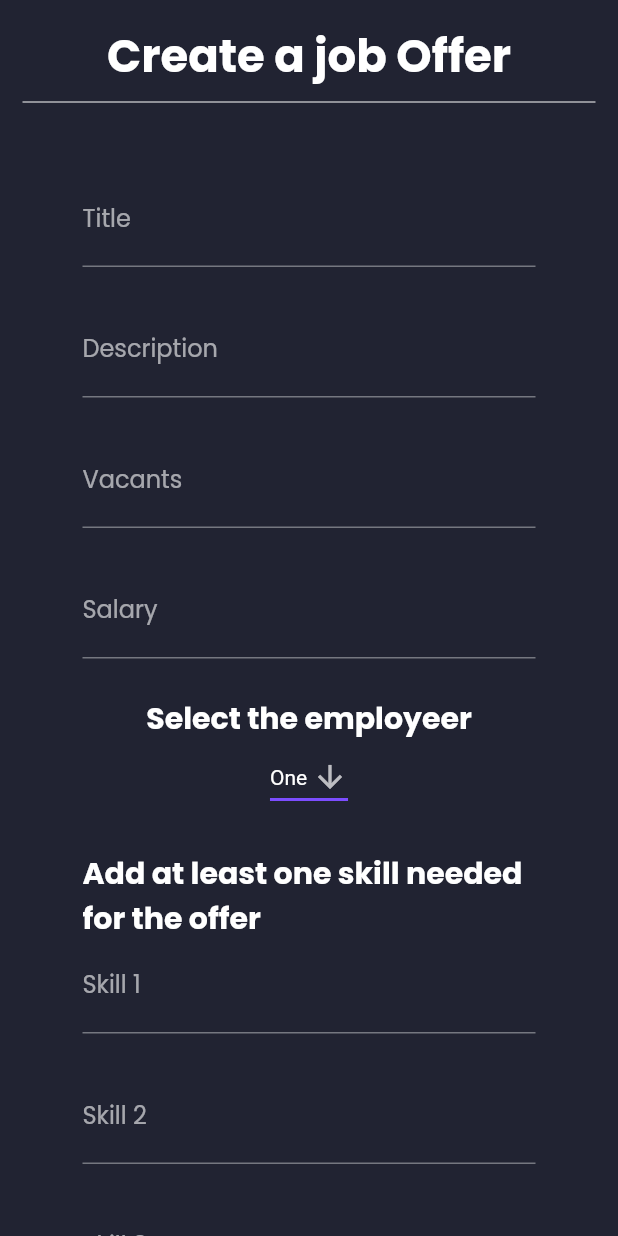
After one commit to TeamTron2021/gigandjob-web, a Flutter app: the CreateJobOfferScreen screen opened directly, on a phone screen of 412 x 824 dp. The commit adds this screen. Run offline on Flutter 3.47's test engine with Material 2 defaults, Android fonts, the phone set to English and light mode, and no system bars; our stand-ins replace easy_sidemenu, equatable, flutter_bloc, google_fonts, shared_preferences; missing offline and left inert: clippy_flutter; accounts and stored records are empty.

Commit message:
vista de crear oferta de trabajo terminado

```diff
--- /dev/null
+++ b/lib/create-job-offer/create_job_offer_screen.dart
@@ -0,0 +1,42 @@
+import 'package:clippy_flutter/arc.dart';
+import 'package:flutter/material.dart';
+import 'package:gigandjob_web/create-job-offer/widgets/create_job_offer_form.dart';
+
+class CreateJobOfferScreen extends StatefulWidget {
+  const CreateJobOfferScreen({Key? key}) : super(key: key);
+
+  @override
+  _CreateJobOfferScreenState createState() => _CreateJobOfferScreenState();
+}
+
+class _CreateJobOfferScreenState extends State<CreateJobOfferScreen> {
+
+  @override
+  Widget build(BuildContext context) {
+    return Scaffold(
+      body: SingleChildScrollView(
+        child: Padding(
+          padding: const EdgeInsets.all(15),
+          child: Column(
+            crossAxisAlignment: CrossAxisAlignment.center,
+            children: const <Widget>[
+              Center(
+                  child: Text(
+                'Create a job Offer',
+                style: TextStyle(
+                  fontSize: 30,
+                  fontWeight: FontWeight.bold,
+                ),
+                textAlign: TextAlign.center,
+              )),
+              Divider(
+                color: Colors.white,
+              ),
+              Center(child: CreateJobOfferForm()),
+            ],
+          ),
+        ),
+      ),
+    );
+  }
+}
--- /dev/null
+++ b/lib/create-job-offer/widgets/create_job_offer_form.dart
@@ -0,0 +1,205 @@
+import 'package:flutter/material.dart';
+import 'package:flutter/services.dart';
+import 'package:intl/intl.dart';
+class CreateJobOfferForm extends StatefulWidget {
+  const CreateJobOfferForm({Key? key}) : super(key: key);
+
+  @override
+  _CreateJobOfferFormState createState() => _CreateJobOfferFormState();
+}
+
+class _CreateJobOfferFormState extends State<CreateJobOfferForm> {
+  final _formKey = GlobalKey<FormState>();
+  String dropdownValue = 'One';
+  DateTime finalDate =  DateTime.now();
+  DateTime currentDate = DateTime.now();
+  Future<void> _selectInitialDate() async {
+    final DateTime? pickedDate = await showDatePicker(
+        context: context,
+        initialDate: currentDate,
+        firstDate: DateTime.now(),
+        lastDate: DateTime(2050));
+    if (pickedDate != null && pickedDate != currentDate) {
+      setState(() {
+        currentDate = pickedDate;
+        finalDate = DateTime(currentDate.year , currentDate.month, currentDate.day +3);
+      });
+    }
+  }
+  Future<void> _selectFinalDate() async {
+    final DateTime? pickedDate = await showDatePicker(
+        context: context,
+        initialDate: finalDate,
+        firstDate: finalDate,
+        lastDate: DateTime(2050));
+    if (pickedDate != null && pickedDate != currentDate) {
+      setState(() {
+        finalDate = pickedDate;
+      });
+    }
+  }
+
+
+
+  @override
+  Widget build(BuildContext context) {
+    return Form(
+      key: _formKey,
+      child: Padding(
+        padding: const EdgeInsets.all(40.0),
+        child: Column(
+          children: <Widget>[
+            Center(
+                child: TextFormField(
+              decoration: const InputDecoration(labelText: 'Title'),
+            )),
+            const SizedBox(
+              height: 25,
+            ),
+            Center(
+              child: TextFormField(
+                decoration: const InputDecoration(
+                    border: UnderlineInputBorder(), labelText: 'Description'),
+              ),
+            ),
+            const SizedBox(
+              height: 25,
+            ),
+            Center(
+              child: TextFormField(
+                decoration: const InputDecoration(labelText: 'Vacants'),
+                keyboardType: TextInputType.number,
+                inputFormatters: <TextInputFormatter>[
+                  FilteringTextInputFormatter.digitsOnly
+                ],
+              ),
+            ),
+            const SizedBox(
+              height: 25,
+            ),
+            Center(
+              child: TextFormField(
+                decoration: const InputDecoration(labelText: 'Salary'),
+                keyboardType: TextInputType.number,
+                inputFormatters: <TextInputFormatter>[
+                  FilteringTextInputFormatter.digitsOnly
+                ],
+              ),
+            ),
+            const SizedBox(
+              height: 25,
+            ),
+            const Text(
+              'Select the employeer',
+              style: TextStyle(fontSize: 20, fontWeight: FontWeight.bold),
+            ),
+            DropdownButton<String>(
+              value: dropdownValue,
+              icon: const Icon(Icons.arrow_downward),
+              elevation: 16,
+              style: const TextStyle(color: Colors.white),
+              underline: Container(
+                height: 2,
+                color: Colors.deepPurpleAccent,
+              ),
+              onChanged: (String? newValue) {
+                setState(() {
+                  dropdownValue = newValue!;
+                });
+              },
+              items: <String>['One', 'Two', 'Free', 'Four']
+                  .map<DropdownMenuItem<String>>((String value) {
+                return DropdownMenuItem<String>(
+                  value: value,
+                  child: Text(value),
+                );
+              }).toList(),
+            ),
+            const SizedBox(
+              height: 25,
+            ),
+            const Text(
+              'Add at least one skill needed for the offer',
+              style: TextStyle(fontSize: 20, fontWeight: FontWeight.bold),
+            ),
+            Center(
+                child: TextFormField(
+              decoration: const InputDecoration(labelText: 'Skill 1'),
+            )),
+            const SizedBox(
+              height: 25,
+            ),
+            Center(
+                child: TextFormField(
+              decoration: const InputDecoration(labelText: 'Skill 2'),
+            )),
+            const SizedBox(
+              height: 25,
+            ),
+            Center(
+                child: TextFormField(
+              decoration: const InputDecoration(labelText: 'Skill 3'),
+            )),
+            const SizedBox(
+              height: 25,
+            ),
+            Center(
+                child: TextFormField(
+              decoration: const InputDecoration(labelText: 'Skill 4'),
+            )),
+            const SizedBox(
+              height: 25,
+            ),
+            const Text(
+              'Please enter the Start Date',
+              style: TextStyle(fontSize: 20, fontWeight: FontWeight.bold),
+            ),
+            ElevatedButton.icon(
+              label: const Text('Pick the date'),
+              icon: const Icon(Icons.calendar_today),
+              onPressed: () {
+                _selectInitialDate();
+              },
+              style: ElevatedButton.styleFrom(
+                primary: Theme.of(context).primaryColorDark,
+              ),
+            ),
+            Text(DateFormat.yMMMd().format(currentDate), style: const TextStyle(fontSize: 17),),
+            const SizedBox(
+              height: 25,
+            ),
+            const Text(
+              'Please enter the final Date',
+              style: TextStyle(fontSize: 20, fontWeight: FontWeight.bold),
+            ),
+            ElevatedButton.icon(
+              label: const Text('Pick the date'),
+              icon: const Icon(Icons.calendar_today),
+              onPressed: () {
+                _selectFinalDate();
+              },
+              style: ElevatedButton.styleFrom(
+                primary: Theme.of(context).primaryColorDark,
+              ),
+            ),
+            Text(DateFormat.yMMMd().format(finalDate), style: const TextStyle(fontSize: 17),),
+            const SizedBox(
+              height: 25,
+            ),
+            ElevatedButton.icon(
+              label: const Text('Send', style: TextStyle(fontSize: 20),),
+              icon: const Icon(Icons.send),
+              onPressed: () {
+
+              },
+              style: ElevatedButton.styleFrom(
+                primary: Theme.of(context).primaryColorDark,
+                fixedSize: Size(150, 50)
+              ),
+            ),
+          ],
+        ),
+      ),
+    );
+  }
+}
--- a/lib/dashboard/dashboard_view.dart
+++ b/lib/dashboard/dashboard_view.dart
@@ -1,6 +1,7 @@
 import 'package:easy_sidemenu/easy_sidemenu.dart';
 import 'package:flutter/material.dart';
 import 'package:flutter_bloc/flutter_bloc.dart';
+import 'package:gigandjob_web/create-job-offer/create_job_offer_screen.dart';
 import 'package:gigandjob_web/login/auth_bloc/auth_bloc.dart';
 import 'package:gigandjob_web/login/auth_bloc/auth_events.dart';
 
@@ -134,6 +135,14 @@ class _MyHomePageState extends State<Dashboard> {
                 },
                 icon: Icons.settings,
               ),
+              SideMenuItem(
+                priority: 5,
+                title: 'Create a Job Offer',
+                onTap: () {
+                  page.jumpToPage(5);
+                },
+                icon: Icons.assignment,
+              ),
             ],
           ),
           Expanded(
@@ -185,6 +194,10 @@ class _MyHomePageState extends State<Dashboard> {
                     ),
                   ),
                 ),
+                Container(
+                  color: Colors.black54,
+                  child: const CreateJobOfferScreen(),
+                ),
               ],
             ),
           ),
--- a/pubspec.yaml
+++ b/pubspec.yaml
@@ -52,6 +52,7 @@ dev_dependencies:
   # package. See that file for information about deactivating specific lint
   # rules and activating additional ones.
   flutter_lints: ^1.0.0
+  intl: ^0.17.0
 
 # For information on the generic Dart part of this file, see the
 # following page: https://dart.dev/tools/pub/pubspec
```
Also changed, not shown: pubspec.lock.
